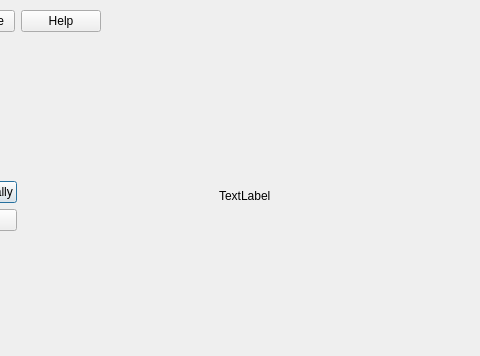
The window that sources/MainMenu.ui (Groundy/CrackerJack) describes before a commit, drawn with Qt 5; both pictures show x 228 to 708 and y 0 to 356 of the 708 by 578 pixel window.
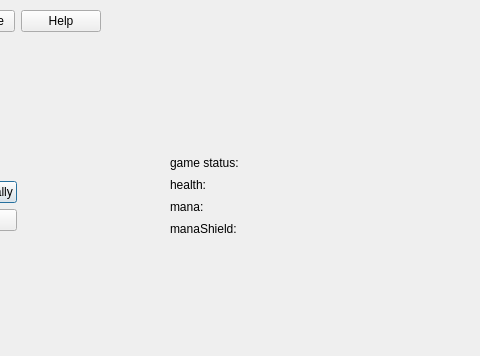
The same window after the commit.

The edit to the form file:
```diff
--- a/sources/MainMenu.ui
+++ b/sources/MainMenu.ui
@@ -145,8 +145,77 @@
      <layout class="QGridLayout" name="gridLayout_5">
       <item row="0" column="0">
        <widget class="QLabel" name="gameActiveLabel">
+        <property name="sizePolicy">
+         <sizepolicy hsizetype="Minimum" vsizetype="Preferred">
+          <horstretch>0</horstretch>
+          <verstretch>0</verstretch>
+         </sizepolicy>
+        </property>
+        <property name="minimumSize">
+         <size>
+          <width>150</width>
+          <height>0</height>
+         </size>
+        </property>
         <property name="text">
-         <string>TextLabel</string>
+         <string>game status: </string>
+        </property>
+       </widget>
+      </item>
+      <item row="1" column="0">
+       <widget class="QLabel" name="healthInfoLabel">
+        <property name="sizePolicy">
+         <sizepolicy hsizetype="Minimum" vsizetype="Preferred">
+          <horstretch>0</horstretch>
+          <verstretch>0</verstretch>
+         </sizepolicy>
+        </property>
+        <property name="minimumSize">
+         <size>
+          <width>150</width>
+          <height>0</height>
+         </size>
+        </property>
+        <property name="text">
+         <string>health: </string>
+        </property>
+       </widget>
+      </item>
+      <item row="2" column="0">
+       <widget class="QLabel" name="manaInfoLabel">
+        <property name="sizePolicy">
+         <sizepolicy hsizetype="Minimum" vsizetype="Preferred">
+          <horstretch>0</horstretch>
+          <verstretch>0</verstretch>
+         </sizepolicy>
+        </property>
+        <property name="minimumSize">
+         <size>
+          <width>150</width>
+          <height>0</height>
+         </size>
+        </property>
+        <property name="text">
+         <string>mana: </string>
+        </property>
+       </widget>
+      </item>
+      <item row="3" column="0">
+       <widget class="QLabel" name="manaShieldLabel">
+        <property name="sizePolicy">
+         <sizepolicy hsizetype="Minimum" vsizetype="Preferred">
+          <horstretch>0</horstretch>
+          <verstretch>0</verstretch>
+         </sizepolicy>
+        </property>
+        <property name="minimumSize">
+         <size>
+          <width>150</width>
+          <height>0</height>
+         </size>
+        </property>
+        <property name="text">
+         <string>manaShield: </string>
         </property>
        </widget>
       </item>
```
